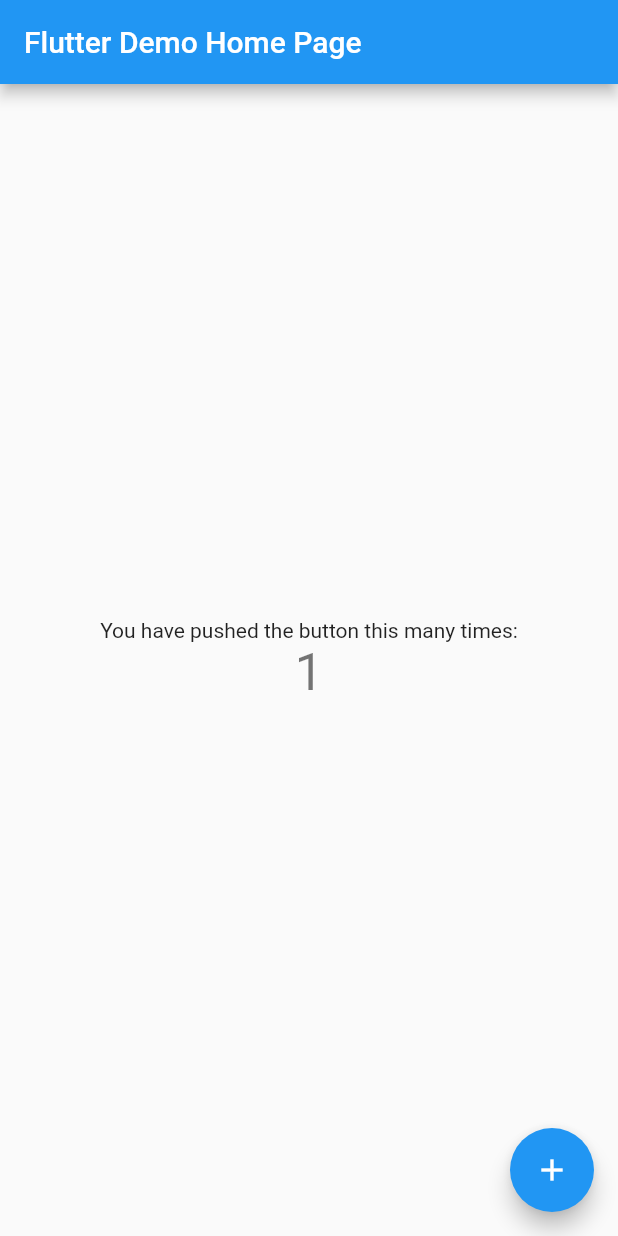
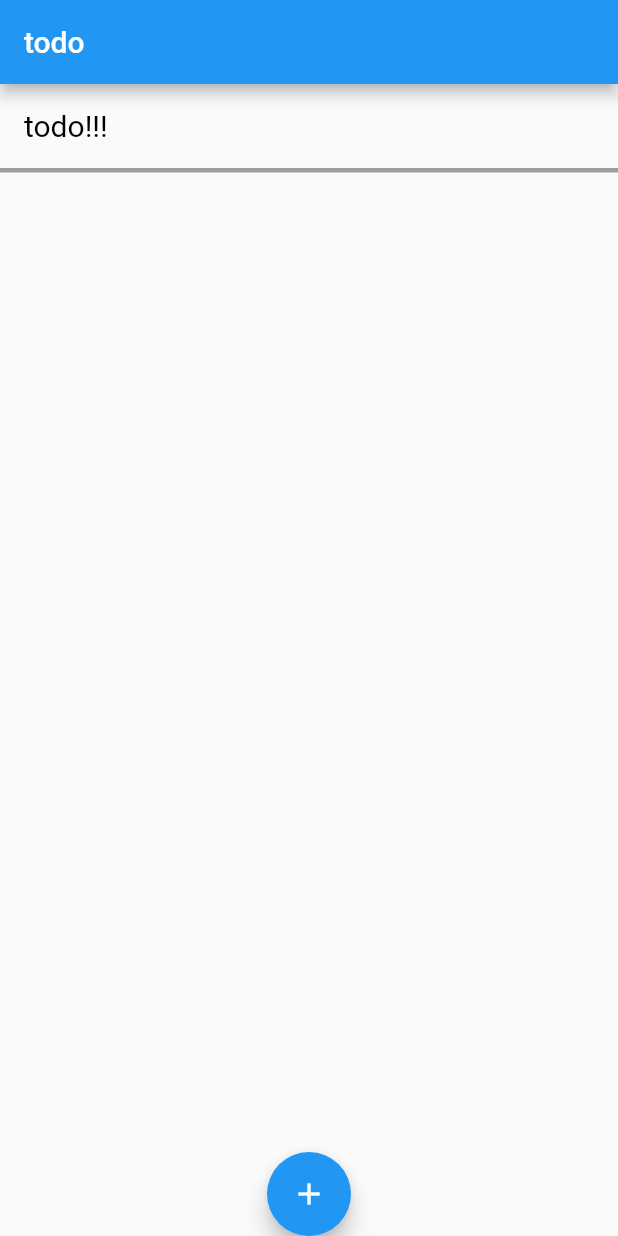
Before and after one commit to yuji-matsunami/flutter_application_todo, a Flutter app: the screen it shows after launch, after a tap on the "add" icon, on a phone screen of 412 x 824 dp. Run offline on Flutter 3.47's test engine with Material 2 defaults, Android fonts, the phone set to English and light mode, and no system bars.

Commit message:
add list view

```diff
--- a/lib/main.dart
+++ b/lib/main.dart
@@ -1,6 +1,8 @@
 import 'package:flutter/material.dart';
+import 'package:flutter/rendering.dart';
 
 void main() {
+  debugPaintSizeEnabled = true;
   runApp(MyApp());
 }
 
@@ -8,8 +10,9 @@
   // This widget is the root of your application.
   @override
   Widget build(BuildContext context) {
+    // var list = ["todo!","todo!","todo!","todo!","todo!","todo!"];
     return MaterialApp(
-      title: 'Flutter Demo',
+      title: 'Flutter Todo',
       theme: ThemeData(
         // This is the theme of your application.
         //
@@ -22,11 +25,97 @@
         // is not restarted.
         primarySwatch: Colors.blue,
       ),
-      home: MyHomePage(title: 'Flutter Demo Home Page'),
+      home: Scaffold(
+        appBar: AppBar(
+          title: Text('todo'),
+        ),
+        body: TodoMain(),
+        /*body: ListView.builder(
+          itemBuilder: (BuildContext context, int index) {
+            if (index >= list.length) {
+              list.addAll(["todo_add", "todo_add"]);
+            }
+            return _menuItem(list[index]);
+          }
+        ),*/
+      ),
+    );
+  }
+  /*
+  Widget _menuItem(String title) {
+    return Container(
+      decoration: new BoxDecoration(
+        border: new Border(bottom: BorderSide(width:1.0, color: Colors.grey))
+      ),
+      child: ListTile(
+        title:  Text(
+          title,
+          style: TextStyle(
+            color: Colors.black,
+            fontSize: 18.0
+          ),
+        ),
+        onTap: (){
+          print("ontap called.");
+        },
+        onLongPress: (){
+          print("on long tap called");
+        },
+      )
+    );
+  }
+  */
+}
+class TodoMain extends StatefulWidget {
+  @override
+  _TodoMainState createState() => _TodoMainState();
+}
+
+class _TodoMainState extends State<TodoMain> {
+  var list = [];
+
+  void _addTodo() {
+    setState(() {
+      list.add("todo!!!");
+    });
+  }
+
+  Widget build(BuildContext context) {
+    return Column(
+      children: [
+        Expanded(child: titlelist()),
+        FloatingActionButton(
+          onPressed: _addTodo,
+          child: Icon(Icons.add),
+        )
+      ],
+    );
+  }
+  Widget titlelist() {
+    return ListView.builder(
+      itemCount: list.length,
+      itemBuilder: (BuildContext context, int idx) {
+        return showlist(list[idx]);
+      }
+    );
+  }
+  Widget showlist(String title) {
+    return Container(
+      decoration: new BoxDecoration(
+        border: new Border(bottom: BorderSide(color: Colors.grey, width: 3))
+      ),
+      child: ListTile(
+        title: Text(
+          title,
+          style: TextStyle(
+            fontSize: 20,
+            color: Colors.black
+          ),
+        ),
+      ),
     );
   }
 }
-
 class MyHomePage extends StatefulWidget {
   MyHomePage({Key? key, required this.title}) : super(key: key);
 
```
